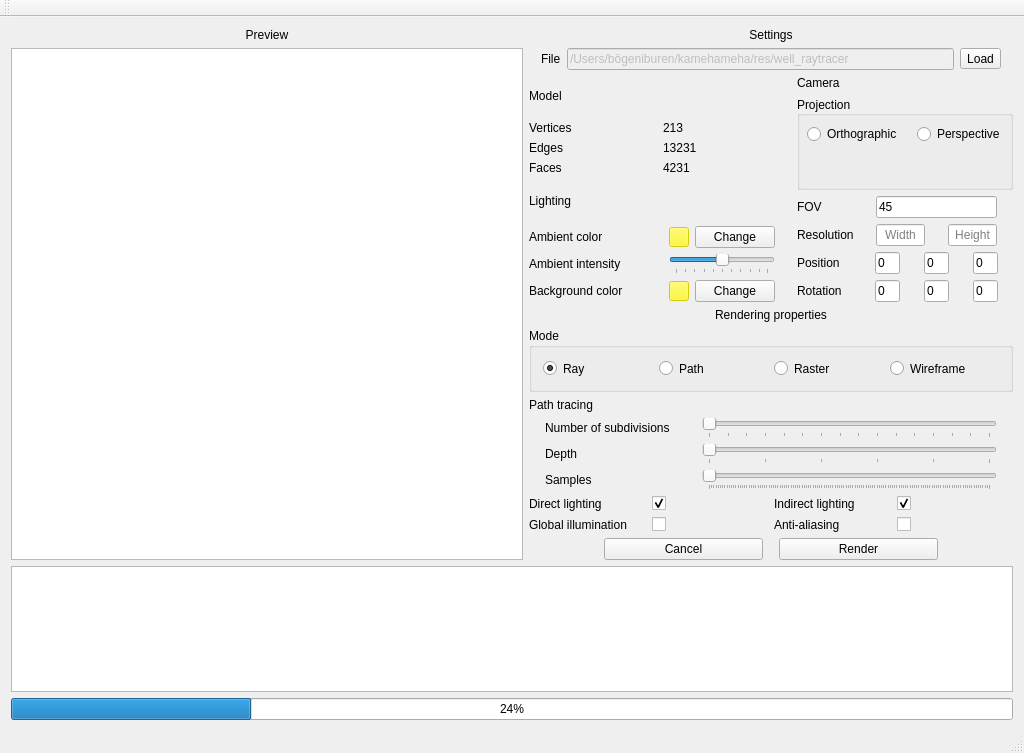
First picture: the form in mainwindow.ui, repository miht/Kamehameha, before the edit.
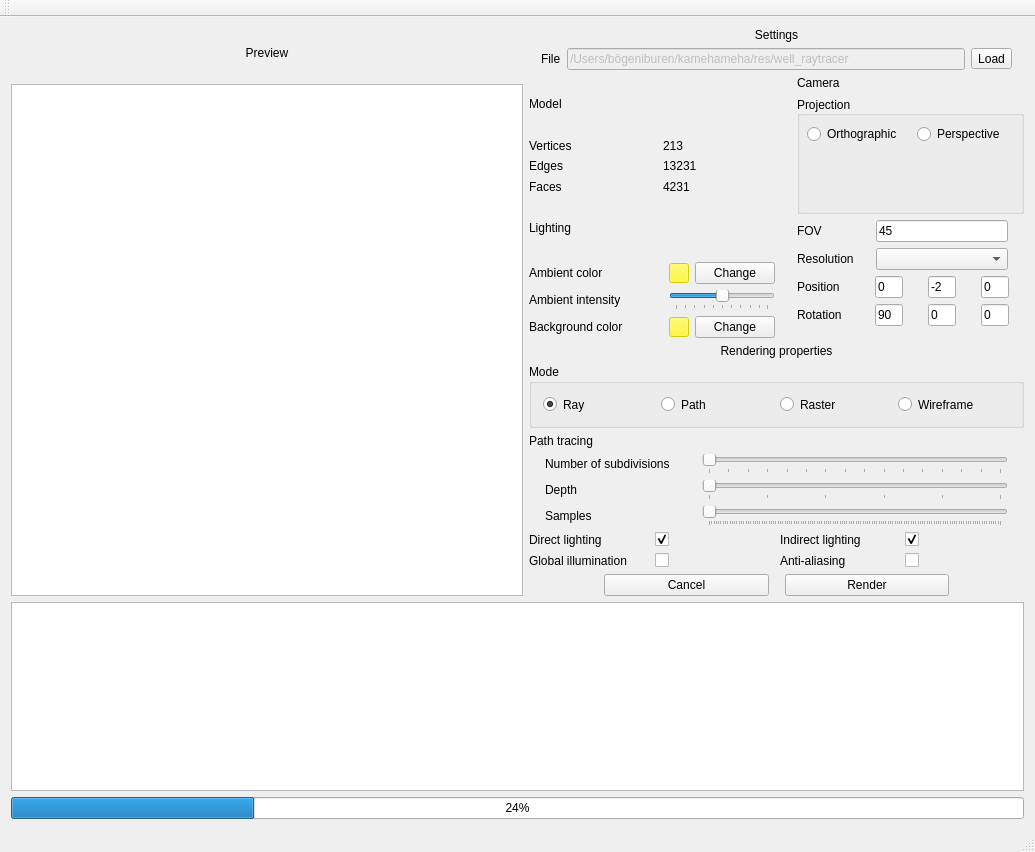
Second picture: the form after the edit.

Diff of the .ui file:
```diff
--- a/mainwindow.ui
+++ b/mainwindow.ui
@@ -6,8 +6,8 @@
    <rect>
     <x>0</x>
     <y>0</y>
-    <width>1024</width>
-    <height>753</height>
+    <width>1035</width>
+    <height>852</height>
    </rect>
   </property>
   <property name="windowTitle">
@@ -1295,39 +1295,13 @@
                   <property name="rightMargin">
                    <number>16</number>
                   </property>
-                  <item row="0" column="2">
-                   <widget class="QLineEdit" name="lineEdit_camHeight">
-                    <property name="alignment">
-                     <set>Qt::AlignCenter</set>
-                    </property>
-                    <property name="placeholderText">
-                     <string>Height</string>
-                    </property>
-                   </widget>
-                  </item>
                   <item row="0" column="0">
-                   <widget class="QLineEdit" name="lineEdit_camWidth">
-                    <property name="alignment">
-                     <set>Qt::AlignCenter</set>
-                    </property>
-                    <property name="placeholderText">
-                     <string>Width</string>
+                   <widget class="QComboBox" name="comboBox_resolution">
+                    <property name="editable">
+                     <bool>false</bool>
                     </property>
                    </widget>
                   </item>
-                  <item row="0" column="1">
-                   <spacer name="horizontalSpacer_3">
-                    <property name="orientation">
-                     <enum>Qt::Horizontal</enum>
-                    </property>
-                    <property name="sizeHint" stdset="0">
-                     <size>
-                      <width>75</width>
-                      <height>20</height>
-                     </size>
-                    </property>
-                   </spacer>
-                  </item>
                  </layout>
                 </item>
                 <item row="3" column="1">
@@ -1351,7 +1325,7 @@
                   <item row="0" column="0">
                    <widget class="QLineEdit" name="lineEdit_rotX">
                     <property name="text">
-                     <string>0</string>
+                     <string>90</string>
                     </property>
                     <property name="placeholderText">
                      <string>X</string>
@@ -1407,7 +1381,7 @@
                   <item row="0" column="2">
                    <widget class="QLineEdit" name="lineEdit_posY">
                     <property name="text">
-                     <string>0</string>
+                     <string>-2</string>
                     </property>
                     <property name="placeholderText">
                      <string>Y</string>
```
Left out of the diff: 2 changed lines with no effect on the pictures.
